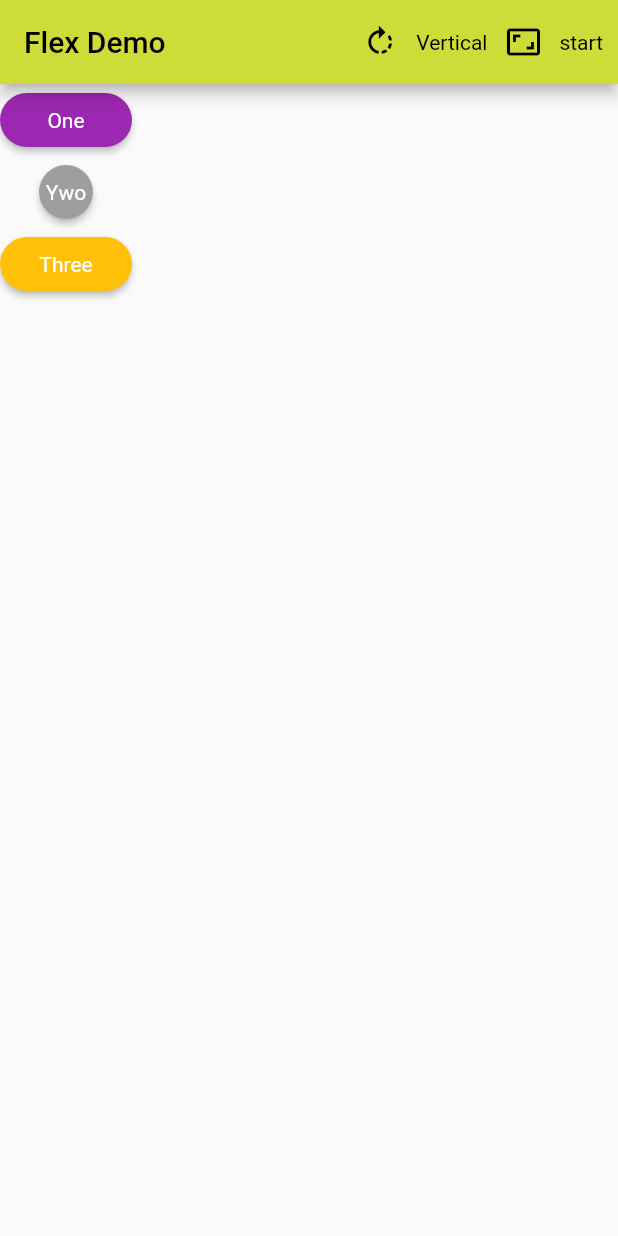
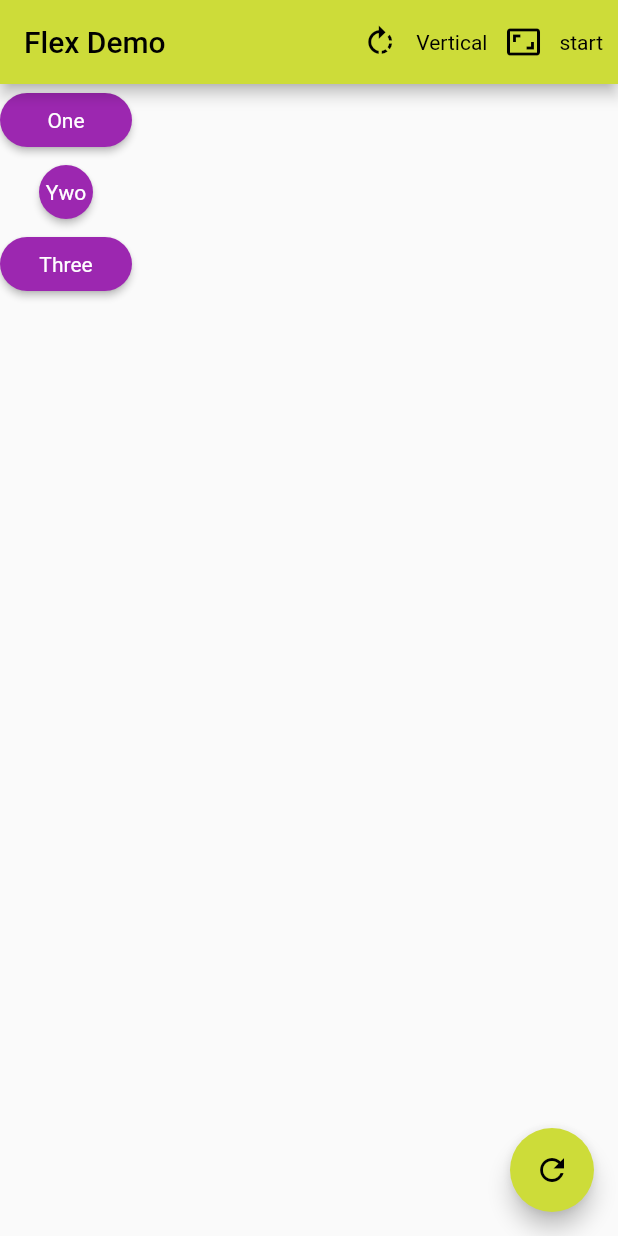
Before and after one commit to iliyasifa/flex_demo, a Flutter app: the screen it shows after launch, on a phone screen of 412 x 824 dp. Run offline on Flutter 3.47's test engine with Material 2 defaults, Android fonts, the phone set to English and light mode, and no system bars.

Commit message:
commit on master

```diff
--- a/lib/main.dart
+++ b/lib/main.dart
@@ -1,3 +1,5 @@
+import 'dart:math';
+
 import 'package:flutter/material.dart';
 
 void main() => runApp(const MyApp());
@@ -29,6 +31,8 @@ class HomeWidget extends StatefulWidget {
 class _HomeWidgetState extends State<HomeWidget> {
   bool _vertical = true;
   int _alignTextIndex = 0;
+  int colorIndex = 0;
+  int colrListIndex = 0;
 
   final List<MainAxisAlignment> _alignment = [
     MainAxisAlignment.start,
@@ -47,12 +51,11 @@ class _HomeWidgetState extends State<HomeWidget> {
     'spaceEvenly',
   ];
 
+  var colrs = [Colors.purple, Colors.red, Colors.blue];
+
   @override
   Widget build(BuildContext context) {
-    return Scaffold(
-      appBar: AppBar(
-        title: const Text('Flex Demo'),
-        actions: [
+    var appBarActions = [
       IconButton(
         onPressed: () {
           setState(() {
@@ -89,44 +92,62 @@ class _HomeWidgetState extends State<HomeWidget> {
       const Padding(
         padding: EdgeInsets.all(5),
       ),
-        ],
+    ];
+    RawMaterialButton purpleButton = RawMaterialButton(
+      onPressed: () {},
+      shape: RoundedRectangleBorder(
+        borderRadius: BorderRadius.circular(18),
+      ),
+      fillColor: colrs[colorIndex],
+      child: const Text(
+        'One',
+        style: TextStyle(color: Colors.white),
+      ),
+    );
+    RawMaterialButton greyButton = RawMaterialButton(
+      onPressed: () {},
+      shape: const CircleBorder(),
+      fillColor: colrs[colorIndex],
+      child: const Text(
+        'Ywo',
+        style: TextStyle(color: Colors.white),
+      ),
+    );
+    RawMaterialButton amberButton = RawMaterialButton(
+      onPressed: () {},
+      shape: RoundedRectangleBorder(
+        borderRadius: BorderRadius.circular(18),
+      ),
+      fillColor: colrs[colorIndex],
+      child: const Text(
+        'Three',
+        style: TextStyle(color: Colors.white),
+      ),
+    );
+    return Scaffold(
+      appBar: AppBar(
+        title: const Text('Flex Demo'),
+        actions: appBarActions,
       ),
       body: Flex(
         direction: _vertical ? Axis.vertical : Axis.horizontal,
         mainAxisAlignment: _alignment[_alignTextIndex],
         children: [
-          RawMaterialButton(
-            onPressed: () {},
-            shape: RoundedRectangleBorder(
-              borderRadius: BorderRadius.circular(18),
+          purpleButton,
+          greyButton,
+          amberButton,
+        ],
       ),
-            fillColor: Colors.purple,
-            child: const Text(
-              'One',
-              style: TextStyle(color: Colors.white),
-            ),
-          ),
-          RawMaterialButton(
-            onPressed: () {},
-            shape: const CircleBorder(),
-            fillColor: Colors.grey,
-            child: const Text(
-              'Ywo',
-              style: TextStyle(color: Colors.white),
-            ),
-          ),
-          RawMaterialButton(
-            onPressed: () {},
-            shape: RoundedRectangleBorder(
-              borderRadius: BorderRadius.circular(18),
-            ),
-            fillColor: Colors.amber,
-            child: const Text(
-              'Three',
-              style: TextStyle(color: Colors.white),
-            ),
-          ),
-        ],
+      floatingActionButton: FloatingActionButton(
+        child: const Icon(Icons.refresh),
+        onPressed: () {
+          setState(() {
+            colorIndex++;
+            if (colorIndex >= colrs.length) {
+              colorIndex = 0;
+            }
+          });
+        },
       ),
     );
   }
```
Lines whose indentation alone changed are shown as unchanged.
